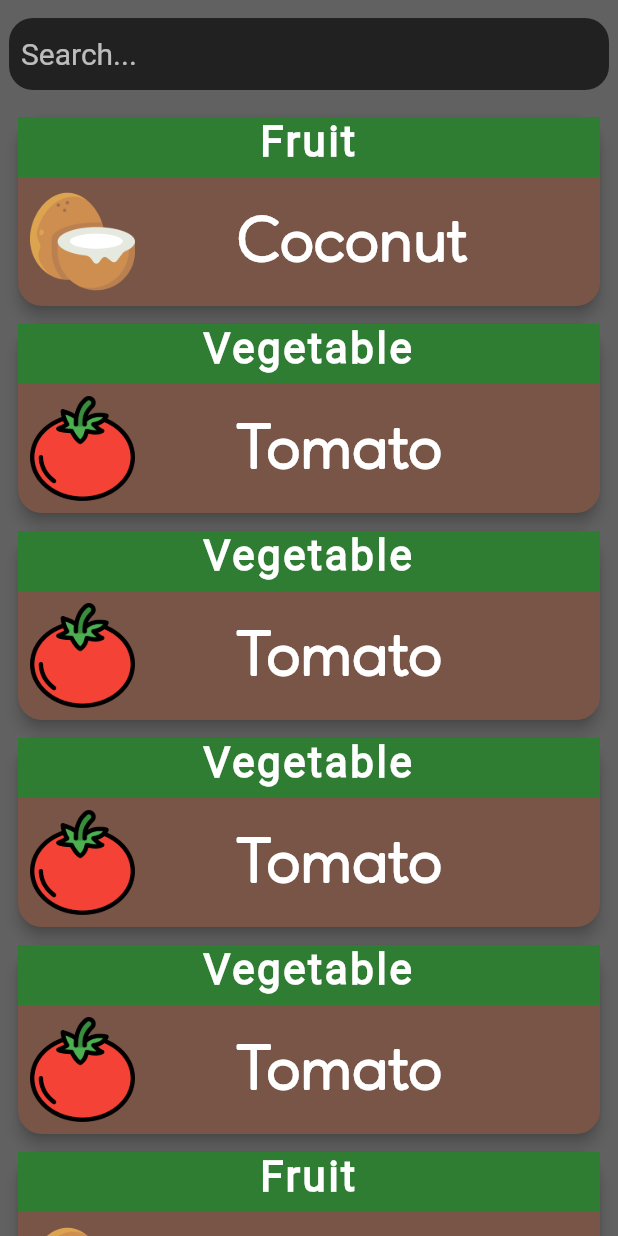
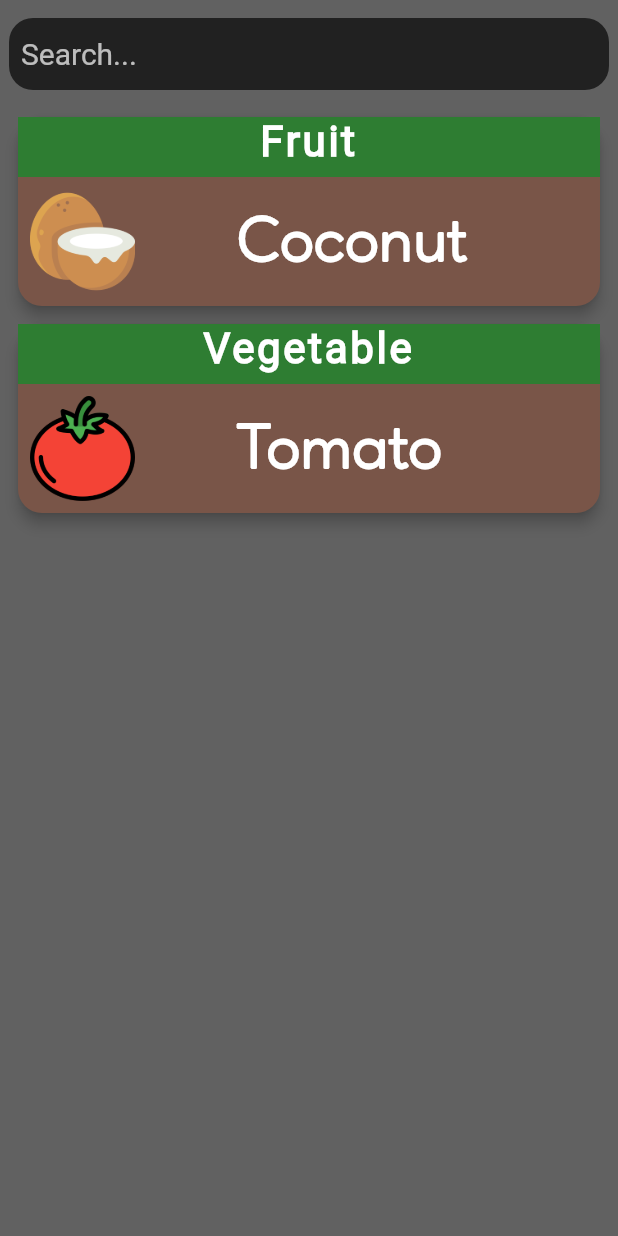
Before and after one commit to hewa-jalal/food_type_quiz, a Flutter app: the SearchPage screen opened by its route, on a phone screen of 412 x 824 dp. Run offline on Flutter 3.47's test engine with Material 2 defaults, Android fonts, the phone set to English and light mode, and no system bars; drawn by our look-alikes of oktoast; our stand-ins replace flutter_icons, getflutter, shared_preferences; accounts and stored records are empty.

Commit message:
new branch

```diff
--- a/lib/models/question_bank.dart
+++ b/lib/models/question_bank.dart
@@ -20,21 +20,7 @@ class QuestionBank {
   int getHighScore() => _highScore;
 
   List<Question> _questionList = [
-    Question('Coconut', 'images/coconut.png', 1, 'Fruit'),
-    Question('Tomato', 'images/tomato.png', 2, 'Vegetable'),
-    Question('Tomato', 'images/tomato.png', 2, 'Vegetable'),
-    Question('Tomato', 'images/tomato.png', 2, 'Vegetable'),
-    Question('Tomato', 'images/tomato.png', 2, 'Vegetable'),
-    Question('Coconut', 'images/coconut.png', 1, 'Fruit'),
-    Question('Coconut', 'images/coconut.png', 1, 'Fruit'),
-    Question('Tomato', 'images/tomato.png', 2, 'Vegetable'),
-    Question('Coconut', 'images/coconut.png', 1, 'Fruit'),
-    Question('Tomato', 'images/tomato.png', 2, 'Vegetable'),
-    Question('Tomato', 'images/tomato.png', 2, 'Vegetable'),
-    Question('Coconut', 'images/coconut.png', 1, 'Fruit'),
-    Question('Tomato', 'images/tomato.png', 2, 'Vegetable'),
-    Question('Tomato', 'images/tomato.png', 2, 'Vegetable'),
-    Question('Tomato', 'images/tomato.png', 2, 'Vegetable'),
+    Question('Coconut', 'images/coconut.png', 3, 'Fruit'),
     Question('Tomato', 'images/tomato.png', 2, 'Vegetable'),
   ];
 
```
Also changed, not shown: lib/screens/EndGameDialog.dart (added, +84 -0 lines), lib/screens/quiz_page.dart (+2 -82 lines).
